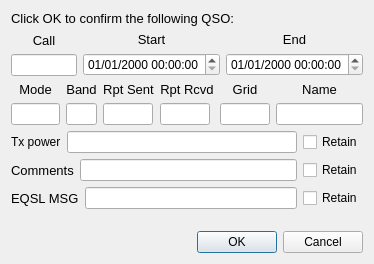
Qt form logqso.ui (ce3tsk/jtdx_contest) before a commit.
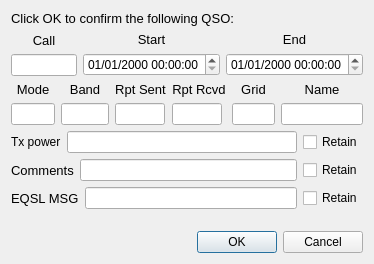
The same form after that commit.

```diff
--- a/logqso.ui
+++ b/logqso.ui
@@ -169,9 +169,15 @@
        </item>
        <item>
         <widget class="QLineEdit" name="band">
+         <property name="minimumSize">
+          <size>
+           <width>48</width>
+           <height>0</height>
+          </size>
+         </property>
          <property name="maximumSize">
           <size>
-           <width>50</width>
+           <width>64</width>
            <height>16777215</height>
           </size>
          </property>
```
